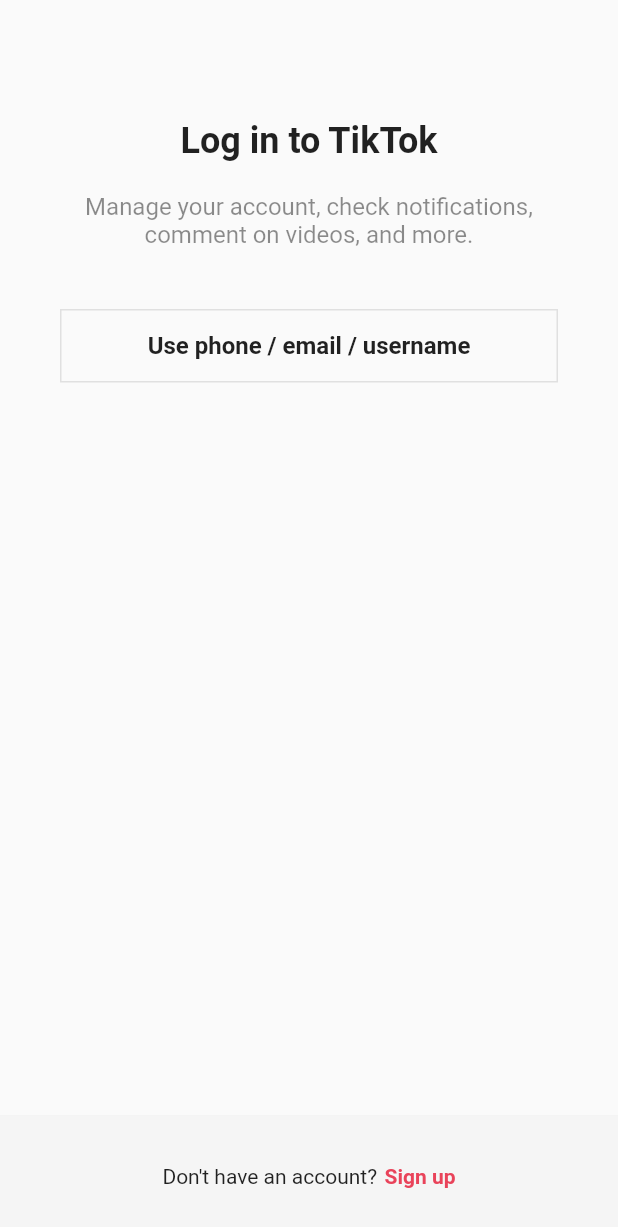
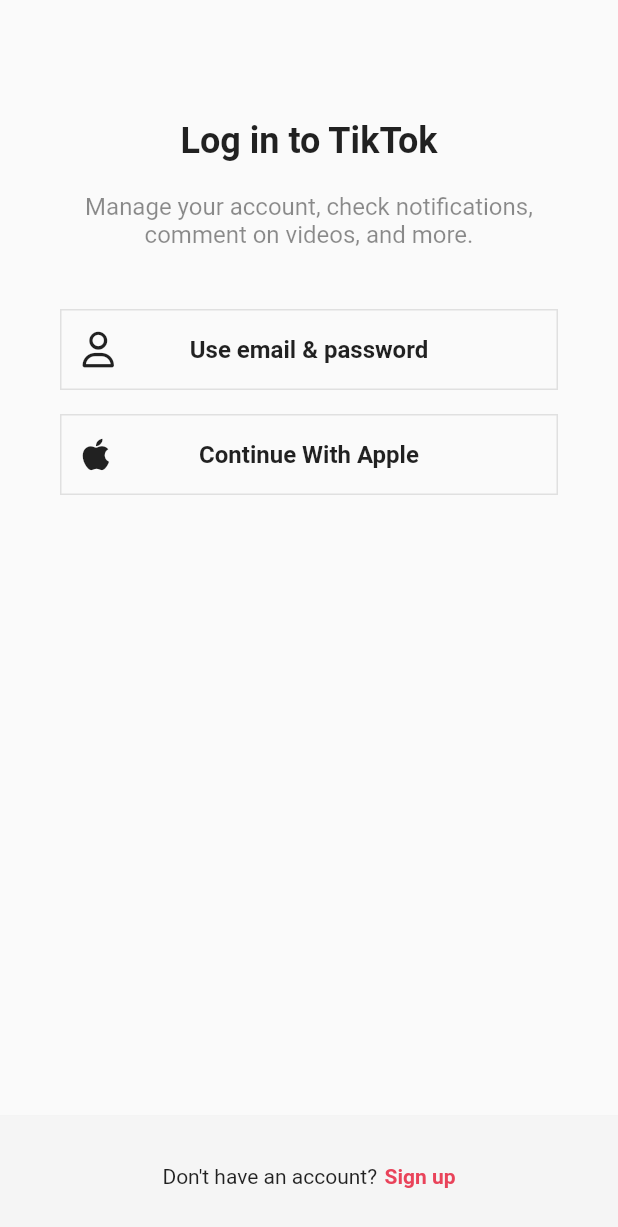
Before and after one commit to kangsudal/tiktok_clone, a Flutter app: the screen it shows after launch, after a tap on "Log in", on a phone screen of 412 x 824 dp. Shown: the top 1227 px of the screen. Run offline on Flutter 3.47's test engine with Material 2 defaults, Android fonts, the phone set to English and light mode, and no system bars; our stand-ins replace font_awesome_flutter.

Commit message:
AuthButton 추가

```diff
--- a/lib/features/authentication/log_in_screen.dart
+++ b/lib/features/authentication/log_in_screen.dart
@@ -1,4 +1,5 @@
 import 'package:flutter/material.dart';
+import 'package:font_awesome_flutter/font_awesome_flutter.dart';
 import 'package:tiktok_clone/constants/gaps.dart';
 import 'package:tiktok_clone/constants/sizes.dart';
 import 'package:tiktok_clone/features/authentication/sign_up_screen.dart';
@@ -39,7 +40,17 @@ class LogInScreen extends StatelessWidget {
                 textAlign: TextAlign.center,
               ),
               Gaps.v40,
-              AuthButton(text: 'Use phone / email / username'),
+              AuthButton(
+                icon: FaIcon(
+                  FontAwesomeIcons.user,
+                ),
+                text: 'Use email & password',
+              ),
+              Gaps.v16,
+              AuthButton(
+                icon: FaIcon(FontAwesomeIcons.apple),
+                text: 'Continue With Apple',
+              ),
             ],
           ),
         ),
--- a/lib/features/authentication/sign_up_screen.dart
+++ b/lib/features/authentication/sign_up_screen.dart
@@ -1,4 +1,5 @@
 import 'package:flutter/material.dart';
+import 'package:font_awesome_flutter/font_awesome_flutter.dart';
 import 'package:tiktok_clone/constants/gaps.dart';
 import 'package:tiktok_clone/constants/sizes.dart';
 import 'package:tiktok_clone/features/authentication/log_in_screen.dart';
@@ -43,8 +44,17 @@ class SignUpScreen extends StatelessWidget {
                 textAlign: TextAlign.center,
               ),
               Gaps.v40,
-              AuthButton(text: 'Use phone or email'),
-              AuthButton(text: 'Continue With Apple'),
+              AuthButton(
+                icon: FaIcon(
+                  FontAwesomeIcons.user,
+                ),
+                text: 'Use email & password',
+              ),
+              Gaps.v16,
+              AuthButton(
+                icon: FaIcon(FontAwesomeIcons.apple),
+                text: 'Continue With Apple',
+              ),
             ],
           ),
         ),
--- a/lib/features/authentication/widgets/auth_button.dart
+++ b/lib/features/authentication/widgets/auth_button.dart
@@ -1,11 +1,15 @@
 import 'package:flutter/material.dart';
 import 'package:flutter/src/widgets/container.dart';
 import 'package:flutter/src/widgets/framework.dart';
+import 'package:font_awesome_flutter/font_awesome_flutter.dart';
 import 'package:tiktok_clone/constants/sizes.dart';
 
 class AuthButton extends StatelessWidget {
   final String text;
+  final FaIcon icon;
+
   const AuthButton({
+    required this.icon,
     required this.text,
     super.key,
   });
@@ -15,14 +19,32 @@ class AuthButton extends StatelessWidget {
     return FractionallySizedBox(
       widthFactor: 1,
       child: Container(
-        padding: EdgeInsets.symmetric(vertical:Sizes.size14),
+        padding: EdgeInsets.all(
+          Sizes.size14,
+        ),
         decoration: BoxDecoration(
           border: Border.all(
             color: Colors.grey.shade300,
             width: Sizes.size1,
           ),
         ),
-        child: Text(text,textAlign: TextAlign.center,style: TextStyle(fontSize: Sizes.size16, fontWeight: FontWeight.w600,),),
+        child: Stack(
+          alignment: Alignment.center,
+          children: [
+            Align(
+              child: icon,
+              alignment: Alignment.centerLeft,
+            ),
+            Text(
+              text,
+              textAlign: TextAlign.center,
+              style: TextStyle(
+                fontSize: Sizes.size16,
+                fontWeight: FontWeight.w600,
+              ),
+            ),
+          ],
+        ),
       ),
     );
   }
--- a/pubspec.yaml
+++ b/pubspec.yaml
@@ -36,6 +36,7 @@ dependencies:
   # The following adds the Cupertino Icons font to your application.
   # Use with the CupertinoIcons class for iOS style icons.
   cupertino_icons: ^1.0.2
+  font_awesome_flutter: ^10.3.0
 
 dev_dependencies:
   flutter_test:
```
Also changed, not shown: pubspec.lock.
